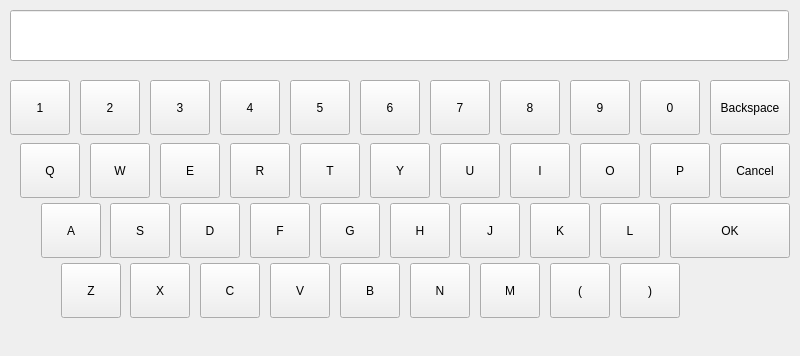
Qt form custom_widgets/lineeditwithvirtualkeyboard/virtualkeyboarddialog.ui (dongdong-2009/3-5AxisRobot) before a commit.
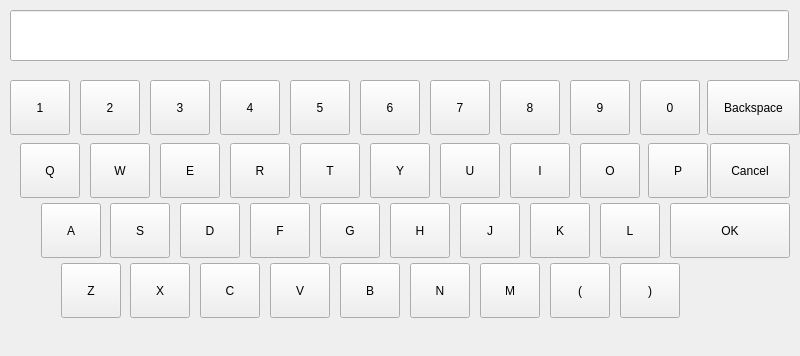
The same form after that commit. Icons and pictures are not drawn.

```diff
--- a/custom_widgets/lineeditwithvirtualkeyboard/virtualkeyboarddialog.ui
+++ b/custom_widgets/lineeditwithvirtualkeyboard/virtualkeyboarddialog.ui
@@ -212,7 +212,7 @@
    <widget class="QPushButton" name="letterP">
     <property name="geometry">
      <rect>
-      <x>650</x>
+      <x>648</x>
       <y>73</y>
       <width>60</width>
       <height>55</height>
@@ -1266,9 +1266,9 @@
    <widget class="QToolButton" name="backspace">
     <property name="geometry">
      <rect>
-      <x>710</x>
+      <x>707</x>
       <y>10</y>
-      <width>80</width>
+      <width>93</width>
       <height>55</height>
      </rect>
     </property>
@@ -1302,9 +1302,9 @@
    <widget class="QToolButton" name="cancel">
     <property name="geometry">
      <rect>
-      <x>720</x>
+      <x>710</x>
       <y>73</y>
-      <width>70</width>
+      <width>80</width>
       <height>55</height>
      </rect>
     </property>
```
